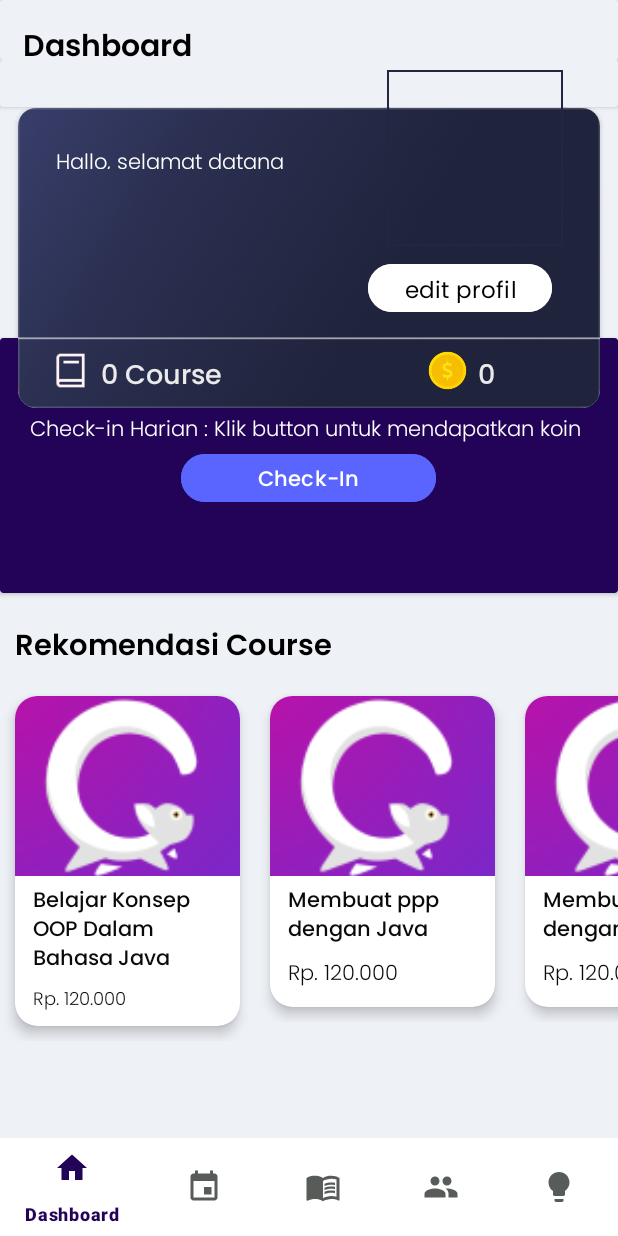
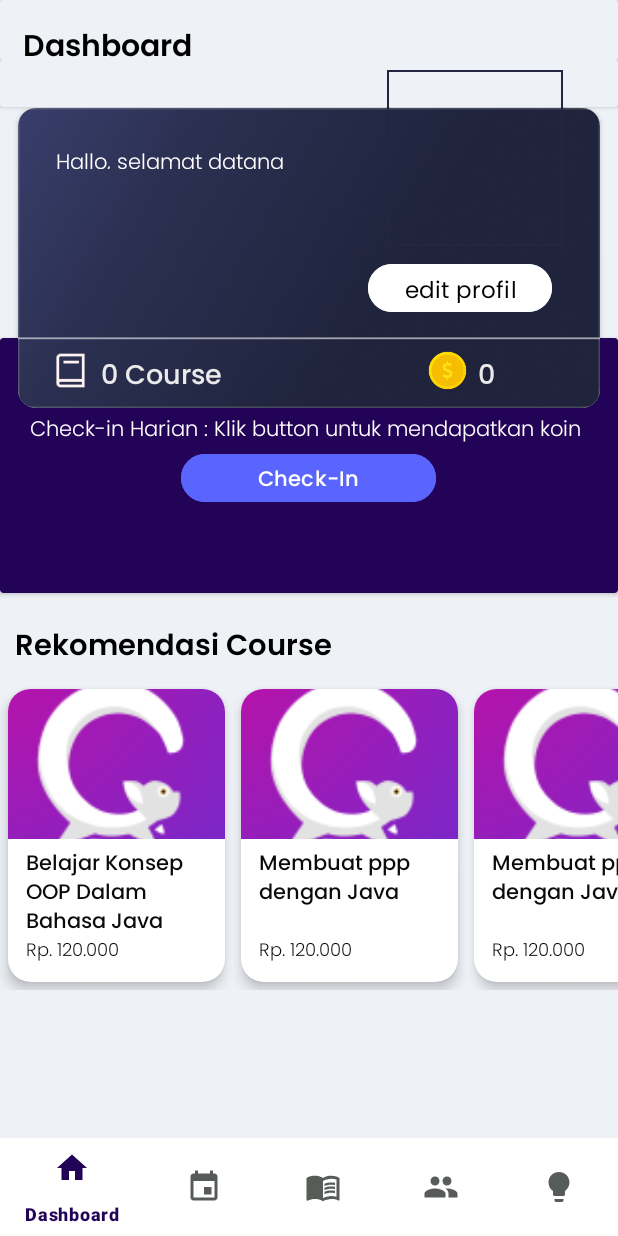
Before and after one commit to rzaynuri08/CodingCamp, an Android app: the HomeFragment screen opened directly, with no data from a screen before it, on a phone screen of 412 x 824 dp. Run offline under Robolectric (Android 15) with nearby library versions, the phone set to English and light mode, and no system bars.

```diff
--- a/app/src/main/res/layout/item_recourse.xml
+++ b/app/src/main/res/layout/item_recourse.xml
@@ -1,6 +1,6 @@
 <?xml version="1.0" encoding="utf-8"?>
 <LinearLayout xmlns:android="http://schemas.android.com/apk/res/android"
-    android:layout_width="170dp"
+    android:layout_width="155dp"
     android:layout_height="240dp"
     xmlns:app="http://schemas.android.com/apk/res-auto">
 
@@ -11,8 +11,8 @@
 
             <androidx.cardview.widget.CardView
                 android:layout_width="wrap_content"
-                android:layout_height="wrap_content"
-                android:layout_margin="10dp"
+                android:layout_height="195dp"
+                android:layout_margin="5dp"
                 app:cardCornerRadius="15dp"
                 app:cardBackgroundColor="#ffffff"
                 app:cardElevation="5dp">
@@ -25,36 +25,36 @@
                     <ImageView
                         android:id="@+id/gambar"
                         android:layout_width="match_parent"
-                        android:layout_height="120dp"
+                        android:layout_height="100dp"
                         android:src="@mipmap/ic_launcher"
                         android:scaleType="centerCrop"/>
 
                     <TextView
                         android:id="@+id/judul"
                         android:layout_width="wrap_content"
-                        android:layout_height="wrap_content"
-                        android:text="Belajar konsep OOP Dalam bahasa java"
+                        android:layout_height="60dp"
+                        android:text="Belajar Android menggunakan Kotlin dasar"
                         android:fontFamily="@font/poppins_medium"
                         android:layout_marginTop="5sp"
                         android:layout_marginLeft="12sp"
                         android:layout_marginRight="12sp"
-                        android:textColor="#0a0a0a"
-                        android:autoSizeTextType="uniform"/>
-
+                        android:textColor="#0a0a0a"/>
+                    <TextView
+                        android:id="@+id/id_course"
+                        android:layout_width="0dp"
+                        android:layout_height="0dp"/>
+                </LinearLayout>
                 <TextView
                     android:id="@+id/harga"
                     android:layout_width="wrap_content"
                     android:layout_height="wrap_content"
                     android:text="Rp. 120.000"
+                    android:textSize="12sp"
                     android:fontFamily="@font/poppins_light"
-                        android:autoSizeTextType="uniform"
-                        android:layout_marginTop="5dp"
+                    android:layout_marginTop="165dp"
                     android:layout_marginBottom="10dp"
                     android:textColor="#0a0a0a"
                     android:layout_marginLeft="12sp"/>
-
-
-                </LinearLayout>
             </androidx.cardview.widget.CardView>
         </LinearLayout>
 </LinearLayout>
```
Also changed, not shown: app/src/main/res/layout/item_course.xml (+6 -3 lines), app/src/main/res/layout/item_jenismodul.xml (+4 -4 lines). Lines whose indentation alone changed are shown as unchanged.
